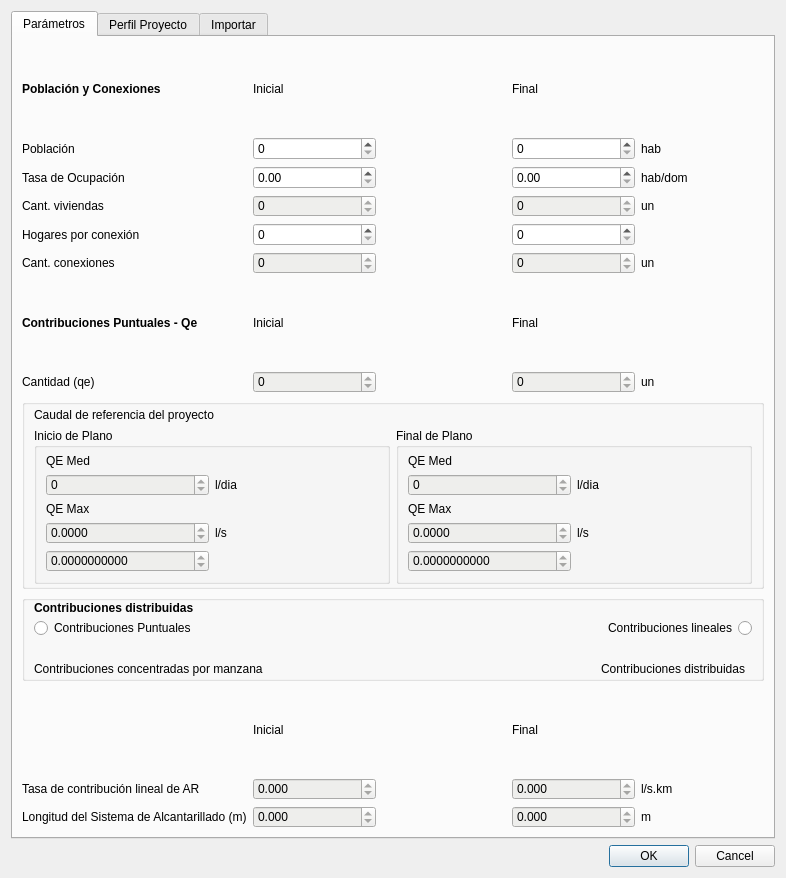
First picture: the form in app/resources/parameter_dialog.ui, repository sanibid/red_basica, before the edit.
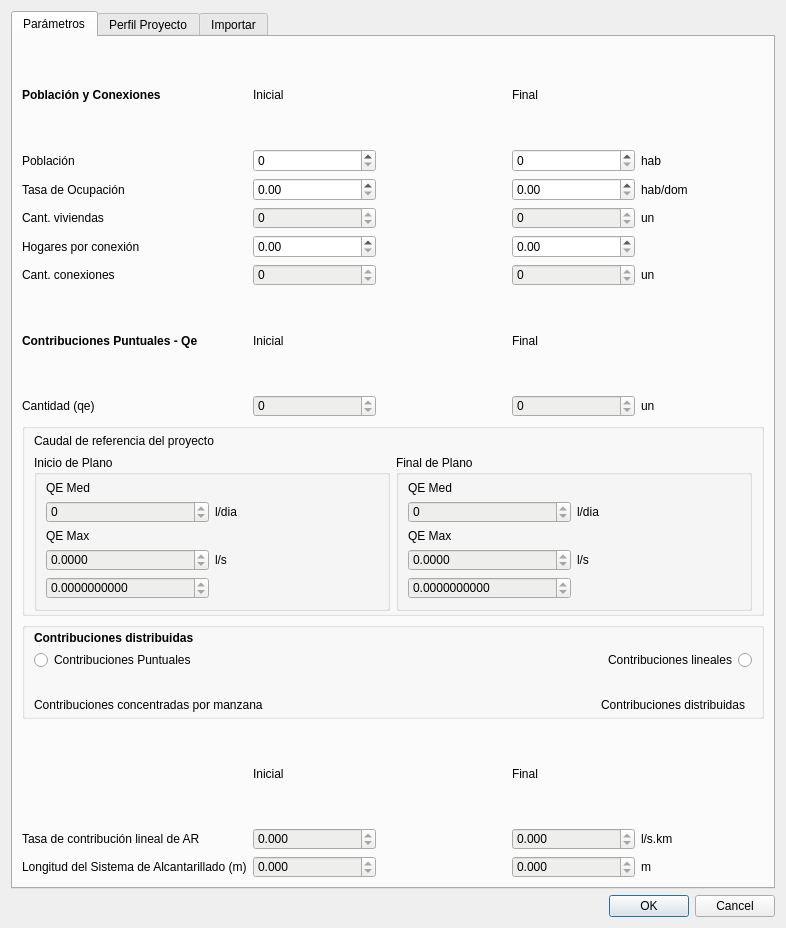
Second picture: the form after the edit. Icons and pictures are not drawn. Custom widgets are drawn as their Qt base class.

Commit message: Households per connection, int to double

```diff
--- a/app/resources/parameter_dialog.ui
+++ b/app/resources/parameter_dialog.ui
@@ -7,7 +7,7 @@
     <x>0</x>
     <y>0</y>
     <width>786</width>
-    <height>878</height>
+    <height>928</height>
    </rect>
   </property>
   <property name="windowTitle">
@@ -43,57 +43,84 @@
        <string>Parámetros</string>
       </attribute>
       <layout class="QGridLayout" name="gridLayout_2">
-       <item row="10" column="4">
+       <item row="0" column="0">
+        <widget class="QLabel" name="populationConnectionsLabel">
+         <property name="font">
+          <font>
+           <weight>75</weight>
+           <bold>true</bold>
+          </font>
+         </property>
+         <property name="text">
+          <string>Población y Conexiones</string>
+         </property>
+        </widget>
+       </item>
+       <item row="6" column="0">
+        <widget class="QLabel" name="householdsConnectionsLabel">
+         <property name="text">
+          <string>Hogares por conexión</string>
+         </property>
+        </widget>
+       </item>
+       <item row="1" column="0">
+        <widget class="QLabel" name="PopulationLabel">
+         <property name="text">
+          <string>Población</string>
+         </property>
+        </widget>
+       </item>
+       <item row="1" column="3">
+        <widget class="QSpinBox" name="finalPopulationEdit">
+         <property name="maximum">
+          <number>999999999</number>
+         </property>
+        </widget>
+       </item>
+       <item row="3" column="1">
+        <widget class="QDoubleSpinBox" name="occupancyRateStartEdit">
+         <property name="maximum">
+          <double>999999999.990000009536743</double>
+         </property>
+        </widget>
+       </item>
+       <item row="3" column="3">
+        <widget class="QDoubleSpinBox" name="occupancyRateEndEdit">
+         <property name="maximum">
+          <double>999999999.990000009536743</double>
+         </property>
+        </widget>
+       </item>
+       <item row="11" column="4">
         <widget class="QLabel" name="unitLabel_8">
          <property name="text">
           <string>un</string>
          </property>
         </widget>
        </item>
-       <item row="9" column="1">
-        <widget class="QLabel" name="startLabel_2">
+       <item row="3" column="0">
+        <widget class="QLabel" name="occupancyRateLabel">
          <property name="text">
-          <string>Inicial</string>
+          <string>Tasa de Ocupación</string>
          </property>
         </widget>
        </item>
-       <item row="1" column="4">
-        <widget class="QLabel" name="populationLabel">
-         <property name="text">
-          <string>hab</string>
-         </property>
-        </widget>
-       </item>
-       <item row="7" column="4">
-        <widget class="QLabel" name="unitLabel_2">
-         <property name="text">
-          <string>un</string>
-         </property>
-        </widget>
-       </item>
-       <item row="10" column="1">
-        <widget class="QSpinBox" name="pointFlowsStartEdit">
+       <item row="19" column="3">
+        <widget class="QDoubleSpinBox" name="sewerContributionRateEndEdit">
          <property name="styleSheet">
-          <string notr="true">QSpinBox { background-color: rgb(238, 238, 236); }</string>
+          <string notr="true">QDoubleSpinBox { background-color: rgb(238, 238, 236); }</string>
          </property>
          <property name="readOnly">
           <bool>true</bool>
          </property>
+         <property name="decimals">
+          <number>3</number>
+         </property>
          <property name="maximum">
-          <number>999999999</number>
+          <double>999999999.000000000000000</double>
          </property>
         </widget>
        </item>
-       <item row="5" column="0">
-        <widget class="QLabel" name="residencesLabel">
-         <property name="text">
-          <string>Cant. viviendas</string>
-         </property>
-        </widget>
-       </item>
-       <item row="6" column="3">
-        <widget class="QSpinBox" name="hhConnEndEdit"/>
-       </item>
        <item row="0" column="3">
         <widget class="QLabel" name="endLabel">
          <property name="text">
@@ -101,7 +128,55 @@
          </property>
         </widget>
        </item>
-       <item row="12" column="0" rowspan="2" colspan="5">
+       <item row="11" column="1">
+        <widget class="QSpinBox" name="pointFlowsStartEdit">
+         <property name="styleSheet">
+          <string notr="true">QSpinBox { background-color: rgb(238, 238, 236); }</string>
+         </property>
+         <property name="readOnly">
+          <bool>true</bool>
+         </property>
+         <property name="maximum">
+          <number>999999999</number>
+         </property>
+        </widget>
+       </item>
+       <item row="11" column="0">
+        <widget class="QLabel" name="pointFlowsLabel">
+         <property name="text">
+          <string>Cantidad (qe)</string>
+         </property>
+        </widget>
+       </item>
+       <item row="5" column="4">
+        <widget class="QLabel" name="unitLabel">
+         <property name="text">
+          <string>un</string>
+         </property>
+        </widget>
+       </item>
+       <item row="18" column="1">
+        <widget class="QLabel" name="avgLinearStartLabel">
+         <property name="text">
+          <string>Inicial</string>
+         </property>
+        </widget>
+       </item>
+       <item row="10" column="1">
+        <widget class="QLabel" name="startLabel_2">
+         <property name="text">
+          <string>Inicial</string>
+         </property>
+        </widget>
+       </item>
+       <item row="20" column="4">
+        <widget class="QLabel" name="mLabel">
+         <property name="text">
+          <string>m</string>
+         </property>
+        </widget>
+       </item>
+       <item row="13" column="0" rowspan="2" colspan="5">
         <widget class="QGroupBox" name="groupBox_2">
          <property name="layoutDirection">
           <enum>Qt::LeftToRight</enum>
@@ -305,140 +380,21 @@
          </layout>
         </widget>
        </item>
-       <item row="7" column="0">
+       <item row="8" column="0">
         <widget class="QLabel" name="connectionsLabel">
          <property name="text">
           <string>Cant. conexiones</string>
          </property>
         </widget>
        </item>
-       <item row="7" column="3">
-        <widget class="QSpinBox" name="connectionsEndEdit">
-         <property name="font">
-          <font>
-           <italic>false</italic>
-          </font>
-         </property>
-         <property name="styleSheet">
-          <string notr="true">QSpinBox { background-color: rgb(238, 238, 236); }</string>
-         </property>
-         <property name="readOnly">
-          <bool>true</bool>
-         </property>
-         <property name="maximum">
-          <number>1999999999</number>
-         </property>
-        </widget>
-       </item>
-       <item row="5" column="1">
-        <widget class="QSpinBox" name="residencesStartEdit">
-         <property name="styleSheet">
-          <string notr="true">QSpinBox { background-color: rgb(238, 238, 236); }</string>
-         </property>
-         <property name="readOnly">
-          <bool>true</bool>
-         </property>
-         <property name="maximum">
-          <number>999999999</number>
-         </property>
-        </widget>
-       </item>
-       <item row="0" column="1">
-        <widget class="QLabel" name="startLabel">
-         <property name="text">
-          <string>Inicial</string>
-         </property>
-        </widget>
-       </item>
-       <item row="3" column="0">
-        <widget class="QLabel" name="occupancyRateLabel">
-         <property name="text">
-          <string>Tasa de Ocupación</string>
-         </property>
-        </widget>
-       </item>
-       <item row="10" column="0">
-        <widget class="QLabel" name="pointFlowsLabel">
-         <property name="text">
-          <string>Cantidad (qe)</string>
-         </property>
-        </widget>
-       </item>
-       <item row="1" column="1">
-        <widget class="QSpinBox" name="beginningPopulationEdit">
-         <property name="maximum">
-          <number>999999999</number>
-         </property>
-        </widget>
-       </item>
-       <item row="0" column="0">
-        <widget class="QLabel" name="populationConnectionsLabel">
-         <property name="font">
-          <font>
-           <weight>75</weight>
-           <bold>true</bold>
-          </font>
-         </property>
-         <property name="text">
-          <string>Población y Conexiones</string>
-         </property>
-        </widget>
-       </item>
-       <item row="6" column="1">
-        <widget class="QSpinBox" name="hhConnStartEdit"/>
-       </item>
-       <item row="18" column="4">
-        <widget class="QLabel" name="litersKilometersLabel">
-         <property name="text">
-          <string>l/s.km</string>
-         </property>
-        </widget>
-       </item>
-       <item row="1" column="0">
-        <widget class="QLabel" name="PopulationLabel">
-         <property name="text">
-          <string>Población</string>
-         </property>
-        </widget>
-       </item>
-       <item row="18" column="3">
-        <widget class="QDoubleSpinBox" name="sewerContributionRateEndEdit">
-         <property name="styleSheet">
-          <string notr="true">QDoubleSpinBox { background-color: rgb(238, 238, 236); }</string>
-         </property>
-         <property name="readOnly">
-          <bool>true</bool>
-         </property>
-         <property name="decimals">
-          <number>3</number>
-         </property>
-         <property name="maximum">
-          <double>999999999.000000000000000</double>
-         </property>
-        </widget>
-       </item>
-       <item row="3" column="3">
-        <widget class="QDoubleSpinBox" name="occupancyRateEndEdit">
-         <property name="maximum">
-          <double>999999999.990000009536743</double>
-         </property>
-        </widget>
-       </item>
-       <item row="5" column="4">
-        <widget class="QLabel" name="unitLabel">
-         <property name="text">
-          <string>un</string>
-         </property>
-        </widget>
-       </item>
-       <item row="9" column="3">
-        <widget class="QLabel" name="endLabel_2">
-         <property name="text">
-          <string>Final</string>
-         </property>
-        </widget>
-       </item>
        <item row="10" column="3">
+        <widget class="QLabel" name="endLabel_2">
+         <property name="text">
+          <string>Final</string>
+         </property>
+        </widget>
+       </item>
+       <item row="11" column="3">
         <widget class="QSpinBox" name="pointFlowsEndEdit">
          <property name="styleSheet">
           <string notr="true">QSpinBox { background-color: rgb(238, 238, 236); }</string>
@@ -451,46 +407,10 @@
          </property>
         </widget>
        </item>
-       <item row="18" column="1">
-        <widget class="QDoubleSpinBox" name="sewerContributionRateStartEdit">
-         <property name="styleSheet">
-          <string notr="true">QDoubleSpinBox { background-color: rgb(238, 238, 236); }</string>
-         </property>
-         <property name="readOnly">
-          <bool>true</bool>
-         </property>
-         <property name="decimals">
-          <number>3</number>
-         </property>
-         <property name="maximum">
-          <double>999999999.000000000000000</double>
-         </property>
-        </widget>
-       </item>
-       <item row="7" column="1">
-        <widget class="QSpinBox" name="connectionsStartEdit">
-         <property name="styleSheet">
-          <string notr="true">QSpinBox { background-color: rgb(238, 238, 236); }</string>
-         </property>
-         <property name="readOnly">
-          <bool>true</bool>
-         </property>
-         <property name="maximum">
-          <number>1999999999</number>
-         </property>
-        </widget>
-       </item>
-       <item row="18" column="0">
-        <widget class="QLabel" name="sewerContributionRateLabel">
+       <item row="8" column="4">
+        <widget class="QLabel" name="unitLabel_2">
          <property name="text">
-          <string>Tasa de contribución lineal de AR</string>
-         </property>
-        </widget>
-       </item>
-       <item row="1" column="3">
-        <widget class="QSpinBox" name="finalPopulationEdit">
-         <property name="maximum">
-          <number>999999999</number>
+          <string>un</string>
          </property>
         </widget>
        </item>
@@ -507,28 +427,115 @@
          </property>
         </widget>
        </item>
-       <item row="3" column="4">
-        <widget class="QLabel" name="populationLabel_3">
+       <item row="19" column="0">
+        <widget class="QLabel" name="sewerContributionRateLabel">
          <property name="text">
-          <string>hab/dom</string>
+          <string>Tasa de contribución lineal de AR</string>
          </property>
         </widget>
        </item>
-       <item row="6" column="0">
-        <widget class="QLabel" name="householdsConnectionsLabel">
+       <item row="20" column="0">
+        <widget class="QLabel" name="lengthSewerSystemLabel">
          <property name="text">
-          <string>Hogares por conexión</string>
+          <string>Longitud del Sistema de Alcantarillado (m)</string>
          </property>
         </widget>
        </item>
-       <item row="3" column="1">
-        <widget class="QDoubleSpinBox" name="occupancyRateStartEdit">
+       <item row="19" column="1">
+        <widget class="QDoubleSpinBox" name="sewerContributionRateStartEdit">
+         <property name="styleSheet">
+          <string notr="true">QDoubleSpinBox { background-color: rgb(238, 238, 236); }</string>
+         </property>
+         <property name="readOnly">
+          <bool>true</bool>
+         </property>
+         <property name="decimals">
+          <number>3</number>
+         </property>
          <property name="maximum">
-          <double>999999999.990000009536743</double>
+          <double>999999999.000000000000000</double>
          </property>
         </widget>
        </item>
-       <item row="9" column="0">
+       <item row="20" column="3">
+        <widget class="QDoubleSpinBox" name="lengthSewerSystemEndEdit">
+         <property name="styleSheet">
+          <string notr="true">QDoubleSpinBox { background-color: rgb(238, 238, 236); }</string>
+         </property>
+         <property name="readOnly">
+          <bool>true</bool>
+         </property>
+         <property name="decimals">
+          <number>3</number>
+         </property>
+         <property name="maximum">
+          <double>999999999.000000000000000</double>
+         </property>
+        </widget>
+       </item>
+       <item row="1" column="1">
+        <widget class="QSpinBox" name="beginningPopulationEdit">
+         <property name="maximum">
+          <number>999999999</number>
+         </property>
+        </widget>
+       </item>
+       <item row="0" column="1">
+        <widget class="QLabel" name="startLabel">
+         <property name="text">
+          <string>Inicial</string>
+         </property>
+        </widget>
+       </item>
+       <item row="8" column="3">
+        <widget class="QSpinBox" name="connectionsEndEdit">
+         <property name="font">
+          <font>
+           <italic>false</italic>
+          </font>
+         </property>
+         <property name="styleSheet">
+          <string notr="true">QSpinBox { background-color: rgb(238, 238, 236); }</string>
+         </property>
+         <property name="readOnly">
+          <bool>true</bool>
+         </property>
+         <property name="maximum">
+          <number>1999999999</number>
+         </property>
+        </widget>
+       </item>
+       <item row="20" column="1">
+        <widget class="QDoubleSpinBox" name="lengthSewerSystemStartEdit">
+         <property name="styleSheet">
+          <string notr="true">QDoubleSpinBox { background-color: rgb(238, 238, 236); }</string>
+         </property>
+         <property name="readOnly">
+          <bool>true</bool>
+         </property>
+         <property name="decimals">
+          <number>3</number>
+         </property>
+         <property name="maximum">
+          <double>999999999.000000000000000</double>
+         </property>
+        </widget>
+       </item>
+       <item row="5" column="0">
+        <widget class="QLabel" name="residencesLabel">
+         <property name="text">
+          <string>Cant. viviendas</string>
+         </property>
+        </widget>
+       </item>
+       <item row="18" column="3">
+        <widget class="QLabel" name="avgLinearEndLabel">
+         <property name="text">
+          <string>Final</string>
+         </property>
+        </widget>
+       </item>
+       <item row="10" column="0">
         <widget class="QLabel" name="specificContributionsLabel">
          <property name="font">
           <font>
@@ -541,7 +548,27 @@
          </property>
         </widget>
        </item>
-       <item row="16" column="0" colspan="5">
+       <item row="5" column="1">
+        <widget class="QSpinBox" name="residencesStartEdit">
+         <property name="styleSheet">
+          <string notr="true">QSpinBox { background-color: rgb(238, 238, 236); }</string>
+         </property>
+         <property name="readOnly">
+          <bool>true</bool>
+         </property>
+         <property name="maximum">
+          <number>999999999</number>
+         </property>
+        </widget>
+       </item>
+       <item row="19" column="4">
+        <widget class="QLabel" name="litersKilometersLabel">
+         <property name="text">
+          <string>l/s.km</string>
+         </property>
+        </widget>
+       </item>
+       <item row="17" column="0" colspan="5">
         <widget class="QGroupBox" name="groupBox">
          <property name="title">
           <string/>
@@ -651,63 +678,44 @@
          </layout>
         </widget>
        </item>
-       <item row="19" column="0">
-        <widget class="QLabel" name="lengthSewerSystemLabel">
-         <property name="text">
-          <string>Longitud del Sistema de Alcantarillado (m)</string>
-         </property>
-        </widget>
-       </item>
-       <item row="19" column="1">
-        <widget class="QDoubleSpinBox" name="lengthSewerSystemStartEdit">
+       <item row="8" column="1">
+        <widget class="QSpinBox" name="connectionsStartEdit">
          <property name="styleSheet">
-          <string notr="true">QDoubleSpinBox { background-color: rgb(238, 238, 236); }</string>
+          <string notr="true">QSpinBox { background-color: rgb(238, 238, 236); }</string>
          </property>
          <property name="readOnly">
           <bool>true</bool>
          </property>
-         <property name="decimals">
-          <number>3</number>
-         </property>
          <property name="maximum">
-          <double>999999999.000000000000000</double>
+          <number>1999999999</number>
          </property>
         </widget>
        </item>
-       <item row="19" column="3">
-        <widget class="QDoubleSpinBox" name="lengthSewerSystemEndEdit">
-         <property name="styleSheet">
-          <string notr="true">QDoubleSpinBox { background-color: rgb(238, 238, 236); }</string>
+       <item row="1" column="4">
+        <widget class="QLabel" name="populationLabel">
+         <property name="text">
+          <string>hab</string>
          </property>
-         <property name="readOnly">
-          <bool>true</bool>
-         </property>
-         <property name="decimals">
-          <number>3</number>
-         </property>
-         <property name="maximum">
-          <double>999999999.000000000000000</double>
-         </property>
         </widget>
        </item>
-       <item row="17" column="1">
-        <widget class="QLabel" name="avgLinearStartLabel">
+       <item row="3" column="4">
+        <widget class="QLabel" name="populationLabel_3">
          <property name="text">
-          <string>Inicial</string>
+          <string>hab/dom</string>
          </property>
         </widget>
        </item>
-       <item row="17" column="3">
-        <widget class="QLabel" name="avgLinearEndLabel">
-         <property name="text">
-          <string>Final</string>
+       <item row="6" column="1">
+        <widget class="QDoubleSpinBox" name="hhConnStartEdit">
+         <property name="maximum">
+          <double>9999999.990000000223517</double>
          </property>
         </widget>
        </item>
-       <item row="19" column="4">
-        <widget class="QLabel" name="mLabel">
-         <property name="text">
-          <string>m</string>
+       <item row="6" column="3">
+        <widget class="QDoubleSpinBox" name="hhConnEndEdit">
+         <property name="maximum">
+          <double>9999999.990000000223517</double>
          </property>
         </widget>
        </item>
```
Left out of the diff: 1 changed line with no effect on the pictures. The commit also changes 2 other files.
